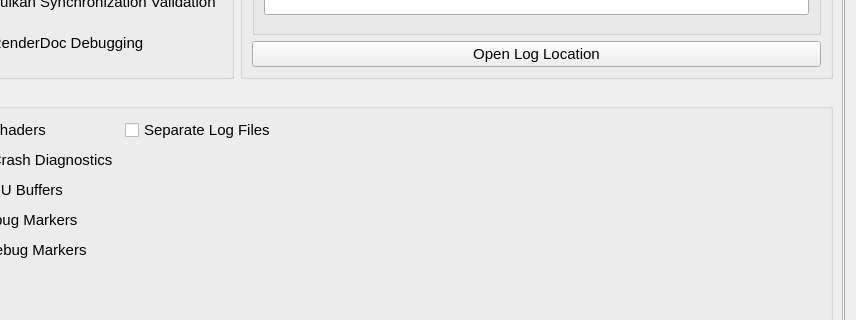
Old version of the form src/qt_gui/settings_dialog.ui in the repository diegolix29/shadPS4; both pictures show x 114 to 970 and y 228 to 548 of the 970 by 750 pixel window.
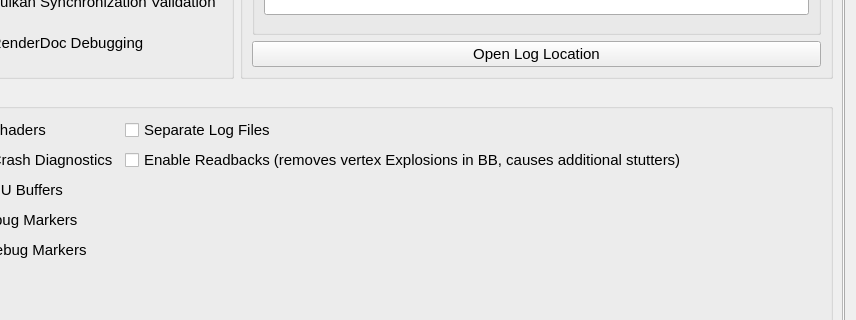
New version of the form. The open tabs and pages were chosen to show the change. Icons and pictures are not drawn.

```diff
--- a/src/qt_gui/settings_dialog.ui
+++ b/src/qt_gui/settings_dialog.ui
@@ -2099,6 +2099,13 @@
                </property>
               </widget>
              </item>
+             <item row="1" column="1">
+              <widget class="QCheckBox" name="ReadbacksCheckBox">
+               <property name="text">
+                <string>Enable Readbacks (removes vertex Explosions in BB, causes additional stutters)</string>
+               </property>
+              </widget>
+             </item>
             </layout>
            </item>
           </layout>
```
Left out of the diff: 4 changed lines with no effect on the pictures.
